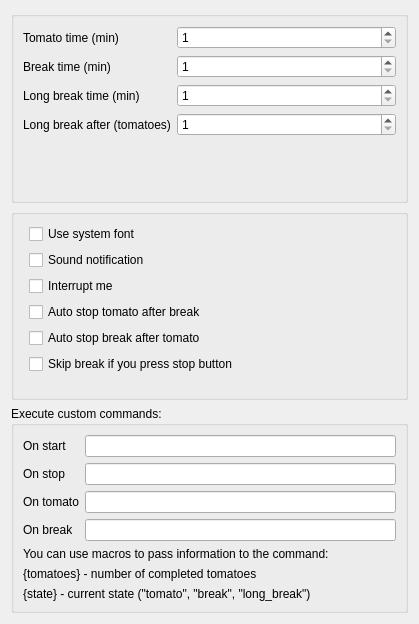
Qt form CherryTomato/settings_ui.ui (yakimka/CherryTomato) before a commit.
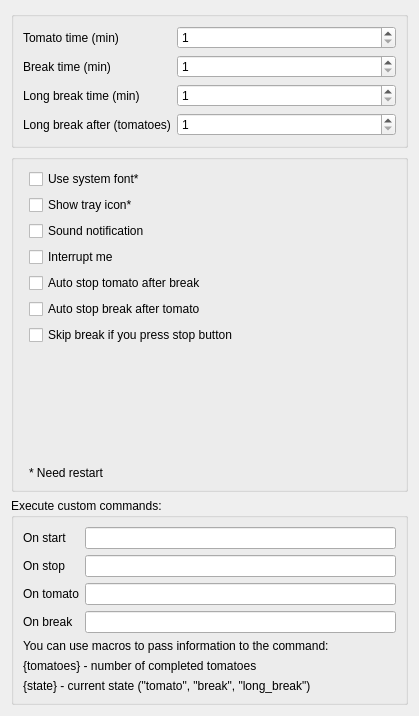
The same form after that commit.

Commit message:
Add tray icon
* Add quit option to main menu

* Add "Show tray icon" option in settings

* Refactoring

Patch:
```diff
--- a/CherryTomato/settings_ui.ui
+++ b/CherryTomato/settings_ui.ui
@@ -7,7 +7,7 @@
     <x>0</x>
     <y>0</y>
     <width>419</width>
-    <height>624</height>
+    <height>716</height>
    </rect>
   </property>
   <property name="windowTitle">
@@ -88,7 +88,14 @@
       <string/>
      </property>
      <layout class="QFormLayout" name="formLayout_2">
-      <item row="1" column="1">
+      <item row="0" column="1">
+       <widget class="QCheckBox" name="useSystemFont">
+        <property name="text">
+         <string>Use system font*</string>
+        </property>
+       </widget>
+      </item>
+      <item row="2" column="1">
        <widget class="QCheckBox" name="notification">
         <property name="layoutDirection">
          <enum>Qt::LeftToRight</enum>
@@ -107,7 +114,7 @@
         </property>
        </widget>
       </item>
-      <item row="2" column="1">
+      <item row="3" column="1">
        <widget class="QCheckBox" name="interrupt">
         <property name="sizePolicy">
          <sizepolicy hsizetype="Minimum" vsizetype="Fixed">
@@ -126,7 +133,7 @@
         </property>
        </widget>
       </item>
-      <item row="3" column="1">
+      <item row="4" column="1">
        <widget class="QCheckBox" name="autoStopTomato">
         <property name="layoutDirection">
          <enum>Qt::LeftToRight</enum>
@@ -136,7 +143,7 @@
         </property>
        </widget>
       </item>
-      <item row="4" column="1">
+      <item row="5" column="1">
        <widget class="QCheckBox" name="autoStopBreak">
         <property name="layoutDirection">
          <enum>Qt::LeftToRight</enum>
@@ -146,7 +153,7 @@
         </property>
        </widget>
       </item>
-      <item row="5" column="1">
+      <item row="6" column="1">
        <widget class="QCheckBox" name="switchToTomatoOnAbort">
         <property name="minimumSize">
          <size>
@@ -162,10 +169,30 @@
         </property>
        </widget>
       </item>
-      <item row="0" column="1">
-       <widget class="QCheckBox" name="useSystemFont">
+      <item row="8" column="1">
+       <widget class="QLabel" name="label">
         <property name="text">
-         <string>Use system font</string>
+         <string>* Need restart</string>
+        </property>
+       </widget>
+      </item>
+      <item row="7" column="1">
+       <spacer name="verticalSpacer">
+        <property name="orientation">
+         <enum>Qt::Vertical</enum>
+        </property>
+        <property name="sizeHint" stdset="0">
+         <size>
+          <width>20</width>
+          <height>40</height>
+         </size>
+        </property>
+       </spacer>
+      </item>
+      <item row="1" column="1">
+       <widget class="QCheckBox" name="showTrayIcon">
+        <property name="text">
+         <string>Show tray icon*</string>
         </property>
        </widget>
       </item>
```
The commit also changes 9 other files.
